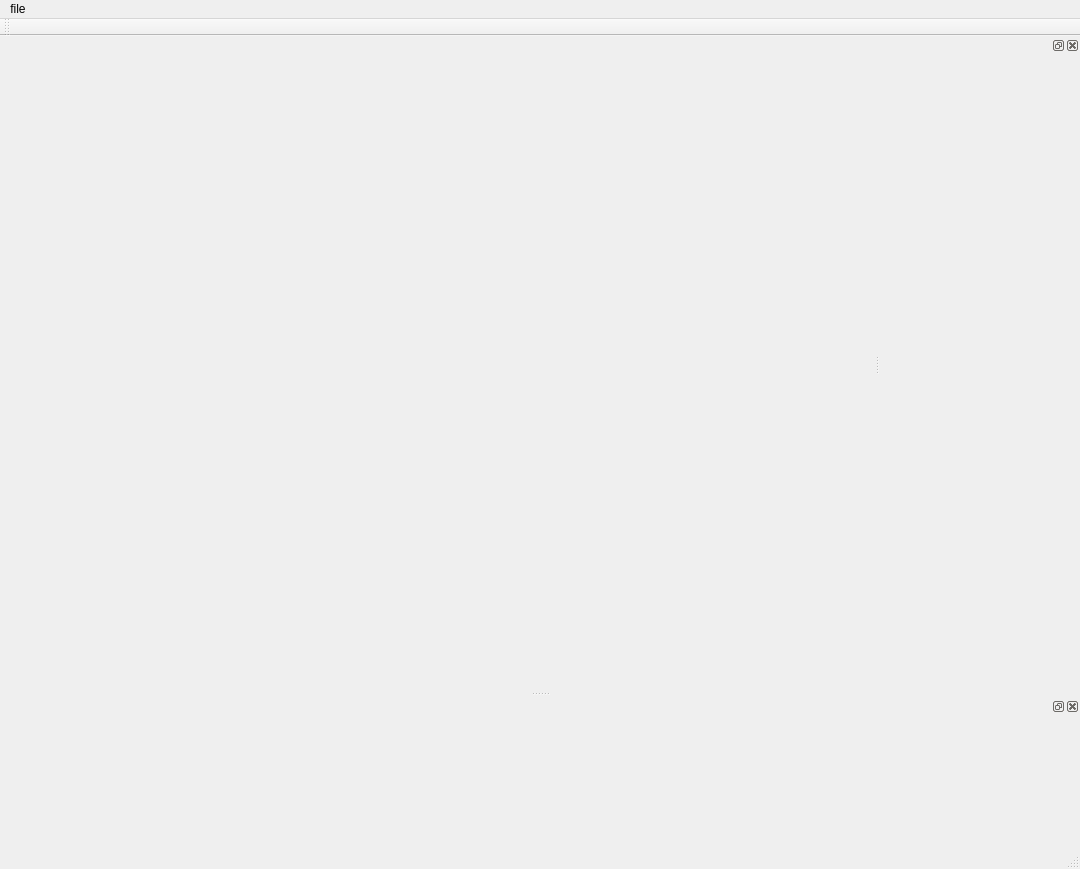
dolphin-li/SewingEditor, file sewingeditor.ui: the form before one commit.
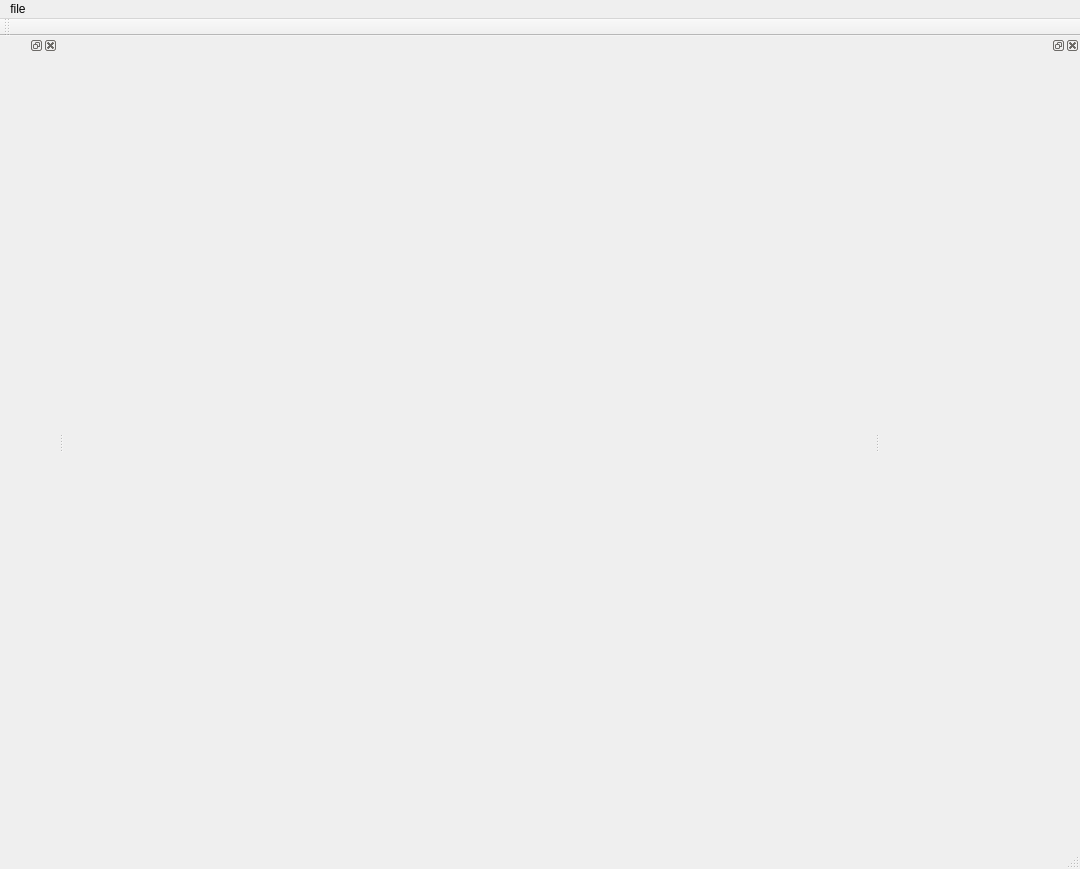
The form after the commit. Custom widgets are drawn as their Qt base class.

The edit to the form file:
```diff
--- a/sewingeditor.ui
+++ b/sewingeditor.ui
@@ -58,19 +58,7 @@
    </attribute>
   </widget>
   <widget class="QStatusBar" name="statusBar"/>
-  <widget class="QDockWidget" name="dockWidget">
-   <property name="minimumSize">
-    <size>
-     <width>80</width>
-     <height>150</height>
-    </size>
-   </property>
-   <attribute name="dockWidgetArea">
-    <number>8</number>
-   </attribute>
-   <widget class="QWidget" name="dockWidgetContents_2"/>
-  </widget>
-  <widget class="QDockWidget" name="dockWidget_2">
+  <widget class="QDockWidget" name="dockWidgetRight">
    <property name="minimumSize">
     <size>
      <width>200</width>
@@ -82,6 +70,12 @@
    </attribute>
    <widget class="QWidget" name="dockWidgetContents_3"/>
   </widget>
+  <widget class="QDockWidget" name="dockWidgetLeft">
+   <attribute name="dockWidgetArea">
+    <number>1</number>
+   </attribute>
+   <widget class="QWidget" name="dockWidgetContents"/>
+  </widget>
   <action name="actionLoad_svg">
    <property name="text">
     <string>open svg</string>
```
